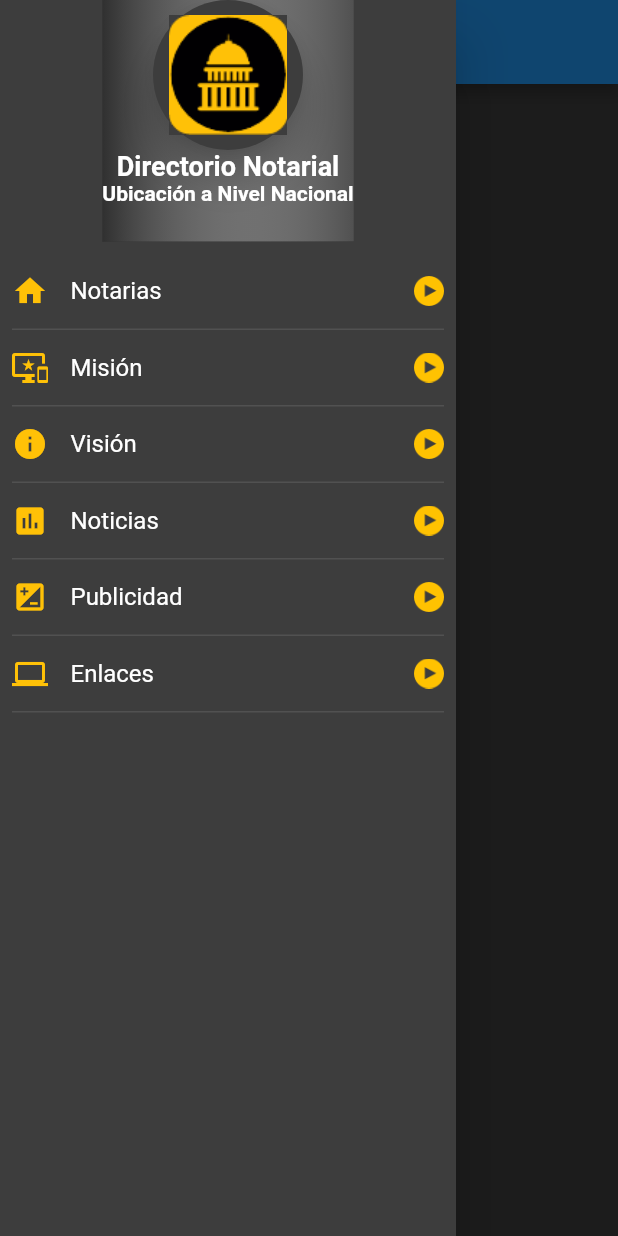
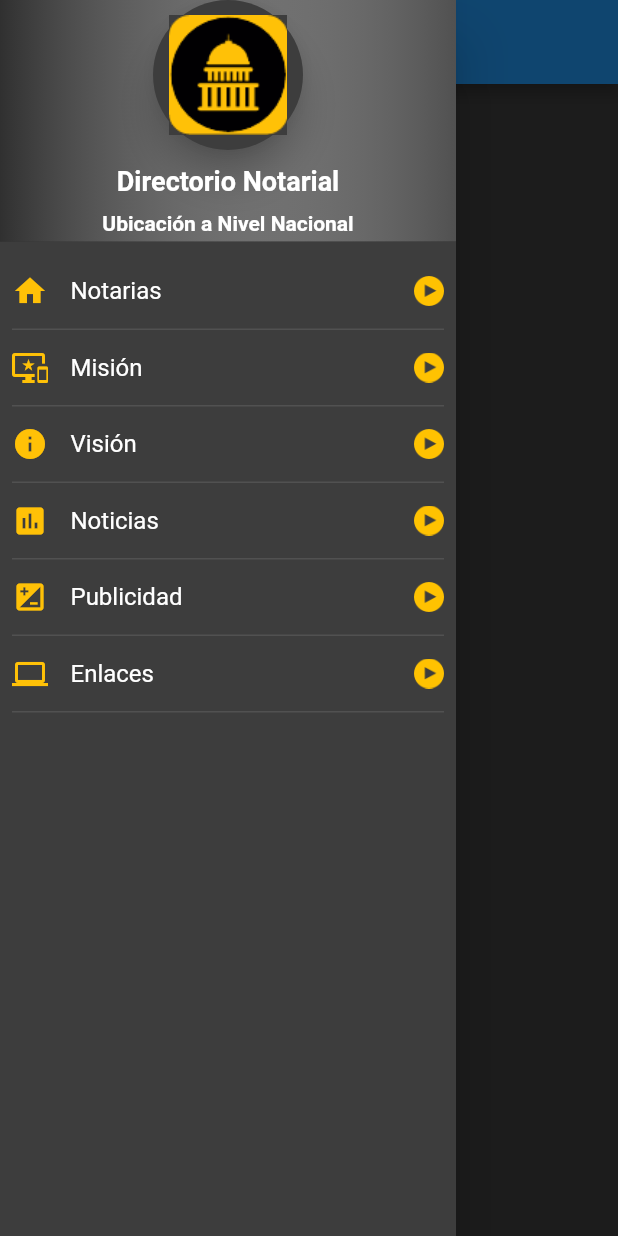
Before and after one commit to awsalcedo/notarias, a Flutter app: the screen it shows after launch, with the side drawer open, on a phone screen of 412 x 824 dp. Run offline on Flutter 3.47's test engine with Material 2 defaults, Android fonts, the phone set to English and light mode, and no system bars.

Commit message:
Corrección DrawerHeader

```diff
--- a/lib/src/widgets/menu_lateral.dart
+++ b/lib/src/widgets/menu_lateral.dart
@@ -12,12 +12,13 @@ class MenuLateral extends StatelessWidget {
       child: ListView(
         padding: EdgeInsets.zero,
         children: <Widget>[
+          _crearCabeceraDrawer(),
+          /*Column(
 
-          Column(
             children: <Widget>[
               _crearCabeceraDrawer(),
             ],
-          ),
+          ),*/
           _crearDrawerItem(
             icono: Icons.home,
             titulo: 'Notarias',
@@ -74,7 +75,9 @@ Widget _crearCabeceraDrawer () {
               child: Image.asset('assets/imagen_panel.png', width: 80, height: 80,),
             ),
           ),
-          Text('Directorio Notarial', style: TextStyle(color: Colors.white, fontSize: 18.0, fontWeight: FontWeight.bold),),
+          Container(
+            padding: EdgeInsets.all(10.0),
+            child: Text('Directorio Notarial', style: TextStyle(color: Colors.white, fontSize: 18.0, fontWeight: FontWeight.bold),)),
           Text('Ubicación a Nivel Nacional', style: TextStyle(color: Colors.white, fontSize: 14.0, fontWeight: FontWeight.bold),),
         ],
       ),
```
